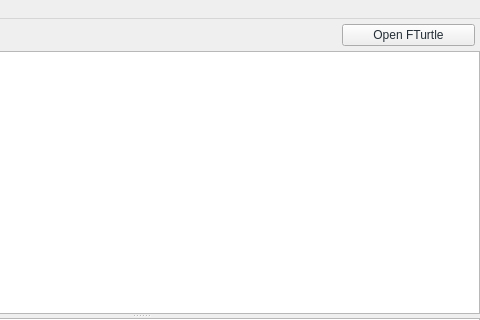
Old version of the form src/qturtle_app/ui/Ui_MainWindow.ui in the repository SManAT/QTurtle; both pictures show x 198 to 678 and y 0 to 320 of the 678 by 427 pixel window.
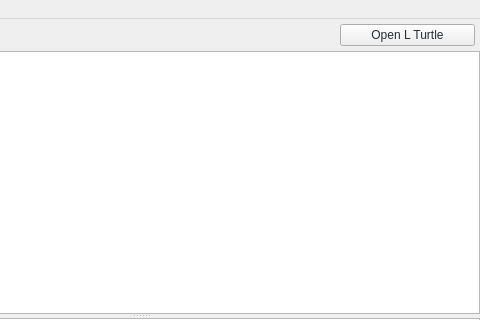
New version of the form. Custom widgets are drawn as their Qt base class.

What changed in the file:
```diff
--- a/src/qturtle_app/ui/Ui_MainWindow.ui
+++ b/src/qturtle_app/ui/Ui_MainWindow.ui
@@ -96,7 +96,7 @@
 font-size: 12px;</string>
         </property>
         <property name="text">
-         <string>Open FTurtle</string>
+         <string>Open L Turtle</string>
         </property>
        </widget>
       </item>
```
Left out of the diff: 6 changed lines with no effect on the pictures.
